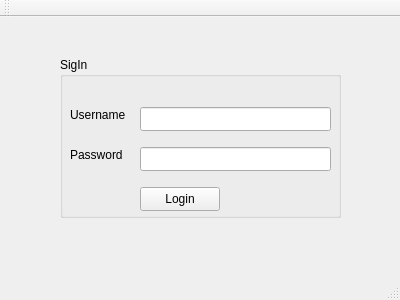
The window that client/ui/login.ui (s267562/Live-Text-Editor) describes before a commit, drawn with Qt 5.
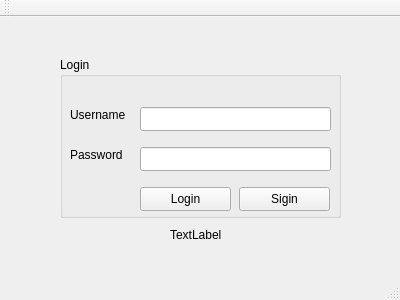
The same window after the commit.

Diff of the .ui file:
```diff
--- a/client/ui/login.ui
+++ b/client/ui/login.ui
@@ -24,7 +24,7 @@
      </rect>
     </property>
     <property name="title">
-     <string>SigIn</string>
+     <string>Login</string>
     </property>
     <widget class="QLabel" name="label">
      <property name="geometry">
@@ -77,7 +77,7 @@
       <rect>
        <x>80</x>
        <y>130</y>
-       <width>80</width>
+       <width>91</width>
        <height>24</height>
       </rect>
      </property>
@@ -85,6 +85,32 @@
       <string>Login</string>
      </property>
     </widget>
+    <widget class="QPushButton" name="pushButton_2">
+     <property name="geometry">
+      <rect>
+       <x>179</x>
+       <y>130</y>
+       <width>91</width>
+       <height>24</height>
+      </rect>
+     </property>
+     <property name="text">
+      <string>Sigin</string>
+     </property>
+    </widget>
+   </widget>
+   <widget class="QLabel" name="label_3">
+    <property name="geometry">
+     <rect>
+      <x>170</x>
+      <y>210</y>
+      <width>59</width>
+      <height>16</height>
+     </rect>
+    </property>
+    <property name="text">
+     <string>TextLabel</string>
+    </property>
    </widget>
   </widget>
   <widget class="QMenuBar" name="menuBar">
```
